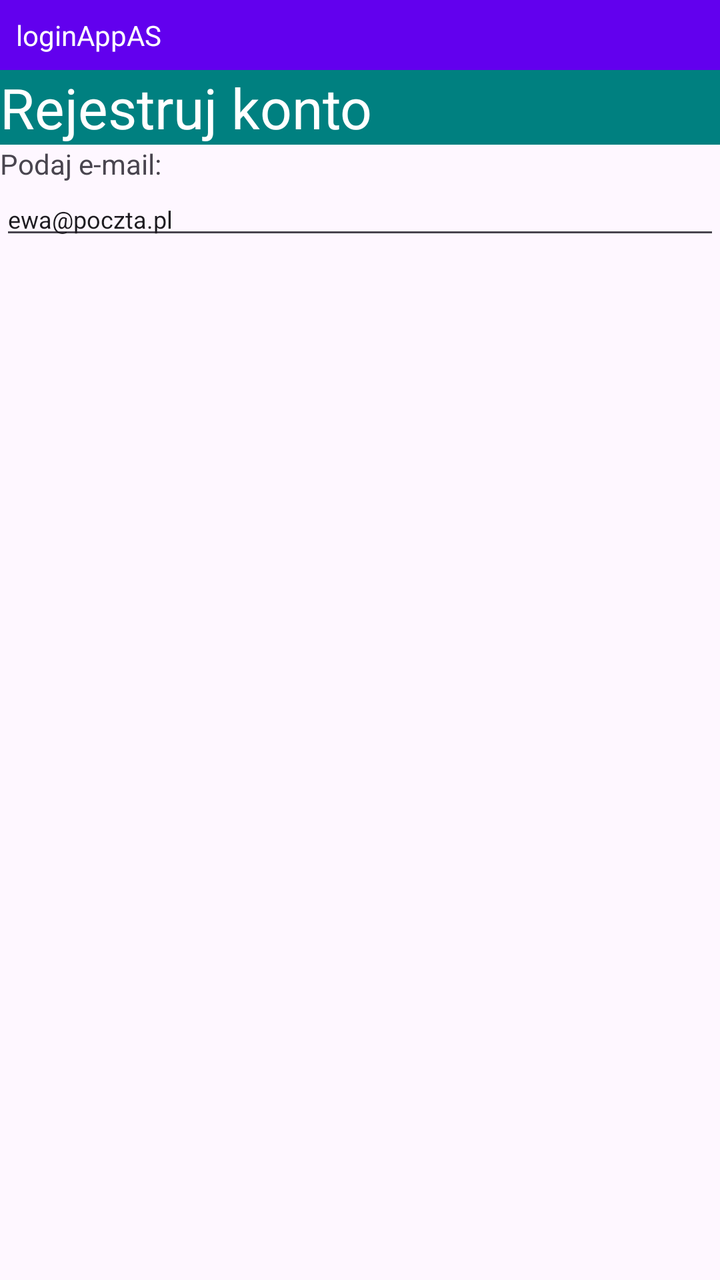
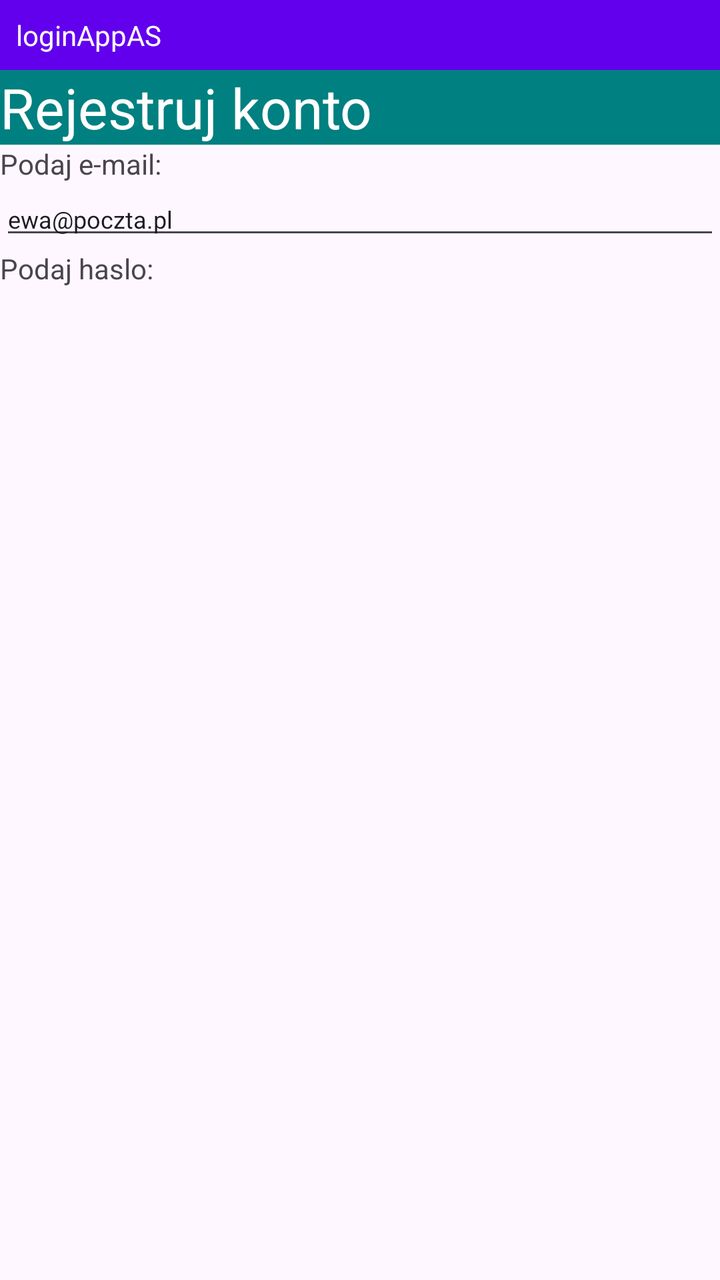

The first picture is an Android layout as it rendered before a commit; the second is the same layout after the commit. The layout source and the unified diff follow.
<!-- AndroidManifest.xml: application theme Theme.LoginAppAS -->
<!-- res/layout/activity_main.xml -->
<?xml version="1.0" encoding="utf-8"?>
<LinearLayout xmlns:android="http://schemas.android.com/apk/res/android"
    xmlns:tools="http://schemas.android.com/tools"
    android:id="@+id/main"
    android:layout_width="match_parent"
    android:layout_height="match_parent"
    android:orientation="vertical"
    tools:context=".MainActivity">


    <TextView
        android:id="@+id/textView"
        android:layout_width="match_parent"
        android:layout_height="wrap_content"
        android:padding="8dp"
        android:background="#6200EE"
        android:textColor="@color/white"
        android:text="loginAppAS" />

    <TextView
        android:id="@+id/textView3"
        android:layout_width="match_parent"
        android:layout_height="wrap_content"
        android:textSize="28dp"
        android:background="#008080"
        android:textColor="@color/white"
        android:text="Rejestruj konto" />

    <TextView
        android:id="@+id/textView4"
        android:layout_width="match_parent"
        android:layout_height="wrap_content"
        android:text="Podaj e-mail:" />

    <EditText
        android:id="@+id/editTextText"
        android:layout_width="match_parent"
        android:layout_height="wrap_content"
        android:textSize="12dp"
        android:inputType="text"
        android:text="ewa@poczta.pl" />
</LinearLayout>
<!-- resources referenced by this layout -->
<resources>
  <color name="white">#FFFFFFFF</color>
  <style name="Theme.LoginAppAS" parent="Base.Theme.LoginAppAS" />
  <style name="Base.Theme.LoginAppAS" parent="Theme.Material3.DayNight.NoActionBar">
          
          
      </style>
</resources>

<!-- the commit's change to res/layout/activity_main.xml (unified diff, before → after) -->
@@ -39,4 +39,10 @@
         android:textSize="12dp"
         android:inputType="text"
         android:text="ewa@poczta.pl" />
+
+    <TextView
+        android:id="@+id/textView5"
+        android:layout_width="match_parent"
+        android:layout_height="wrap_content"
+        android:text="Podaj haslo:" />
 </LinearLayout>
